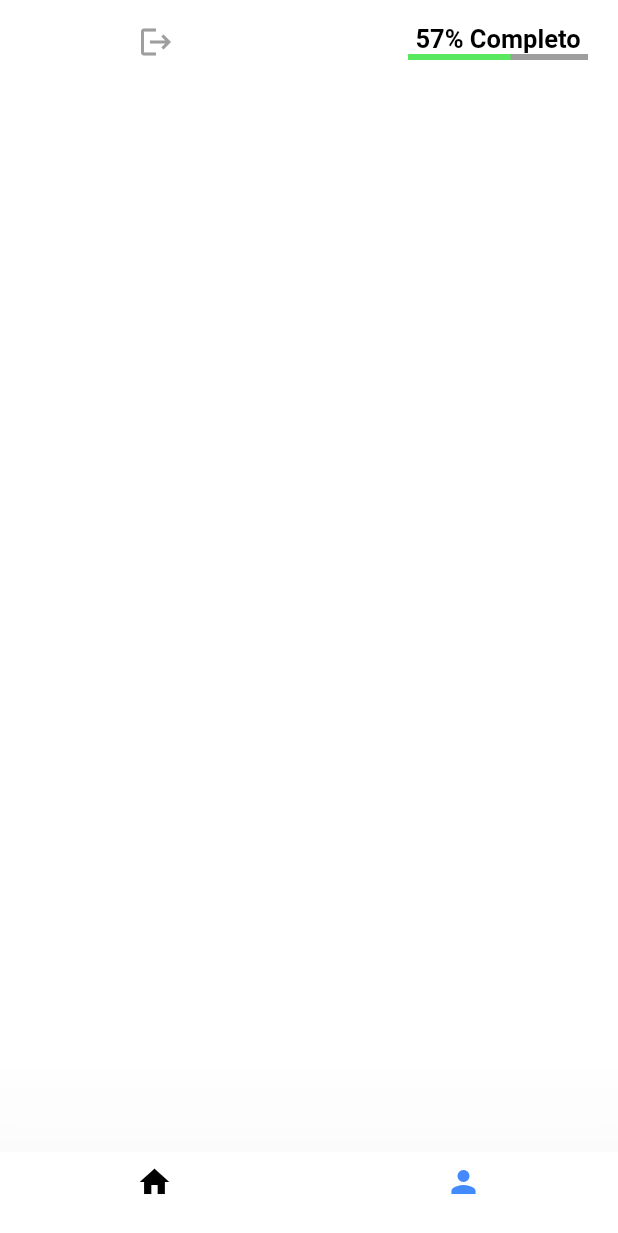
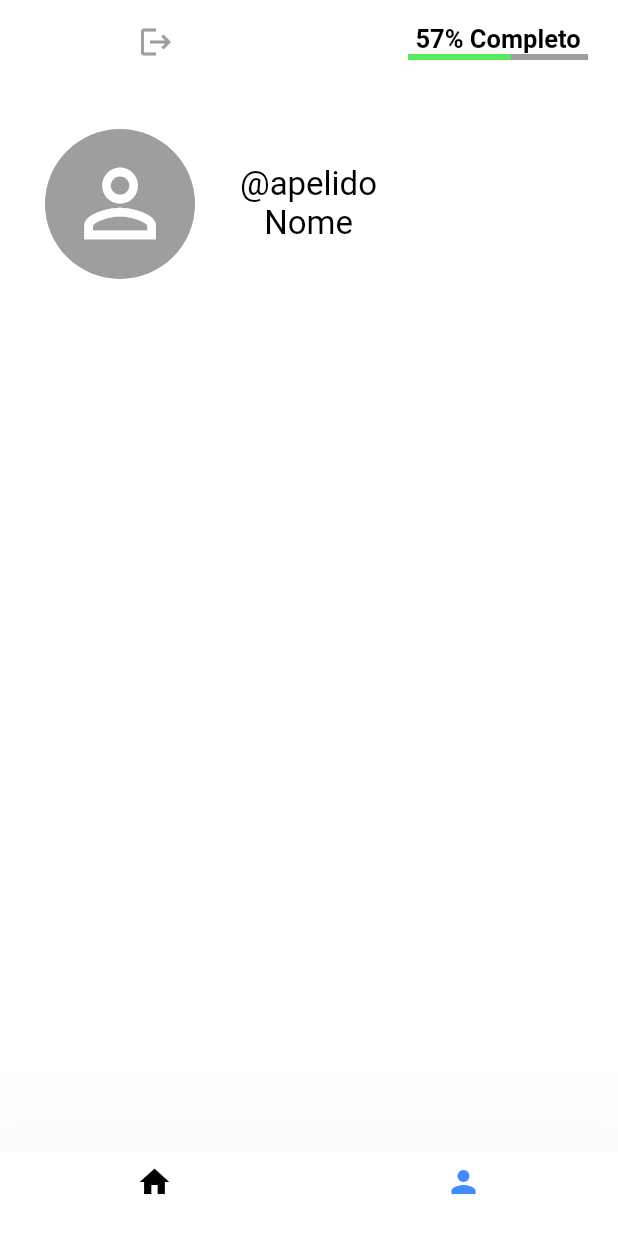
Before and after one commit to Paula-Project/Paula-app, a Flutter app: the PersonData screen opened directly, on a phone screen of 412 x 824 dp. Shown: the top 1233 px of the screen. Run offline on Flutter 3.47's test engine with Material 2 defaults, Android fonts, the phone set to English and light mode, and no system bars; our stand-ins replace page_transition; Roboto replaces fonts that are missing (Nunito).

Commit message:
campos de dados

```diff
--- a/lib/app/views/person_data_page.dart
+++ b/lib/app/views/person_data_page.dart
@@ -1,4 +1,6 @@
 import 'package:flutter/material.dart';
+
+import 'home_page.dart';
 
 class PersonData extends StatelessWidget {
   const PersonData({Key? key}) : super(key: key);
@@ -41,12 +43,56 @@ class PersonData extends StatelessWidget {
               ),
             ),
           ]),
-      body: Column(
-        children: [
-          Container(),
-          Container(),
-          Container(),
-        ],
+      body: Container(
+        margin: const EdgeInsetsDirectional.all(30),
+        child: Column(
+          children: [
+            Row(
+              children: <Widget>[
+                CircleAvatar(
+                  backgroundColor: Colors.grey,
+                  radius: 50,
+                  child: LayoutBuilder(builder: (context, constraint) {
+                    return IconButton(
+                      icon: const Icon(Icons.person_outline_sharp),
+                      iconSize: constraint.maxWidth / (1.4),
+                      color: Colors.white,
+                      onPressed: () {},
+                    );
+                  }),
+                ),
+                Container(
+                  margin: const EdgeInsets.only(left: 30),
+                  child: Column(
+                    children: const <Widget>[
+                      Text(
+                        "@apelido",
+                        style: TextStyle(color: Colors.black, fontSize: 22),
+                      ),
+                      Text(
+                        'Nome',
+                        style: TextStyle(color: Colors.black, fontSize: 22),
+                      )
+                    ],
+                  ),
+                )
+              ],
+            ),
+            Container(
+              decoration: const BoxDecoration(
+                color: Color.fromARGB(100, 207, 218, 216) ,
+                  borderRadius: BorderRadius.all(Radius.circular(20))
+              ),
+              margin: const EdgeInsetsDirectional.only(top: 30,bottom: 30),
+              height: MediaQuery.of(context).size.height/4.2 ,
+              child: Column(
+                children: const <Widget>[
+
+                ],
+              ),
+            ),
+          ],
+        ),
       ),
       bottomNavigationBar: BottomNavigationBar(
           currentIndex: 1,
@@ -54,6 +100,17 @@ class PersonData extends StatelessWidget {
           elevation: 100,
           selectedItemColor: Colors.blueAccent,
           unselectedItemColor: Colors.black,
+          onTap: (index) {
+            switch (index) {
+              case 0:
+                Navigator.of(context).pushAndRemoveUntil(
+                  MaterialPageRoute(
+                    builder: (BuildContext context) => const HomePage(),
+                  ),
+                  (route) => false,
+                );
+            }
+          },
           items: const [
             BottomNavigationBarItem(icon: Icon(Icons.home), label: ""),
             BottomNavigationBarItem(icon: Icon(Icons.person), label: ""),
```
Also changed, not shown: lib/app/views/home_page.dart (+19 -0 lines).
